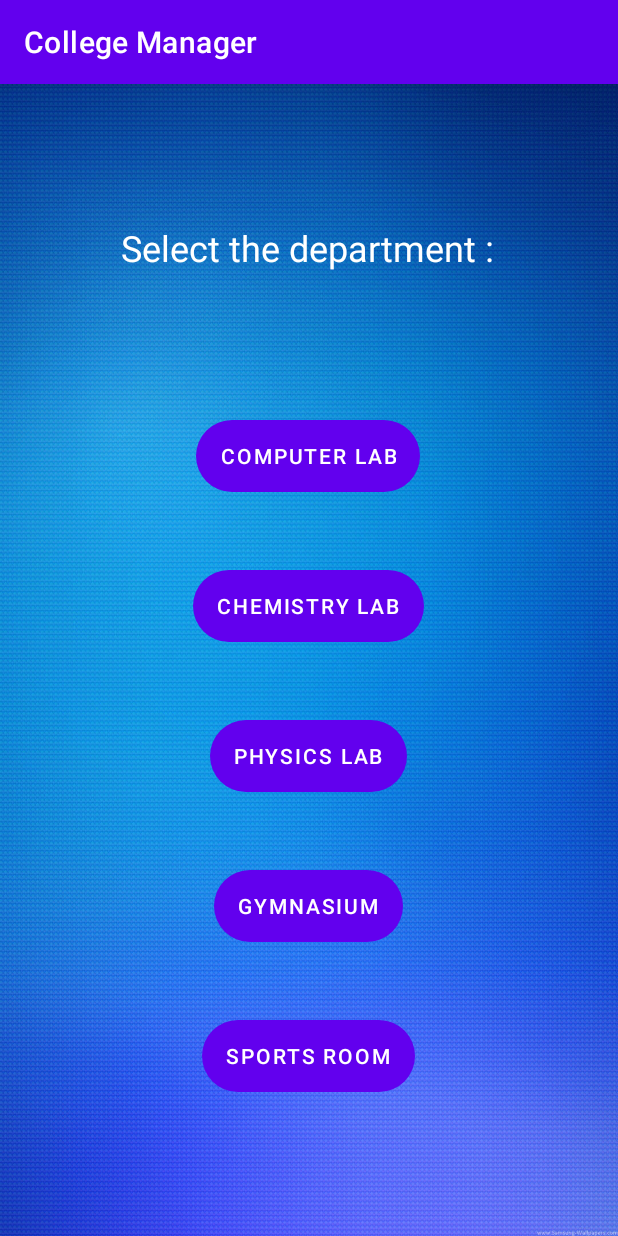
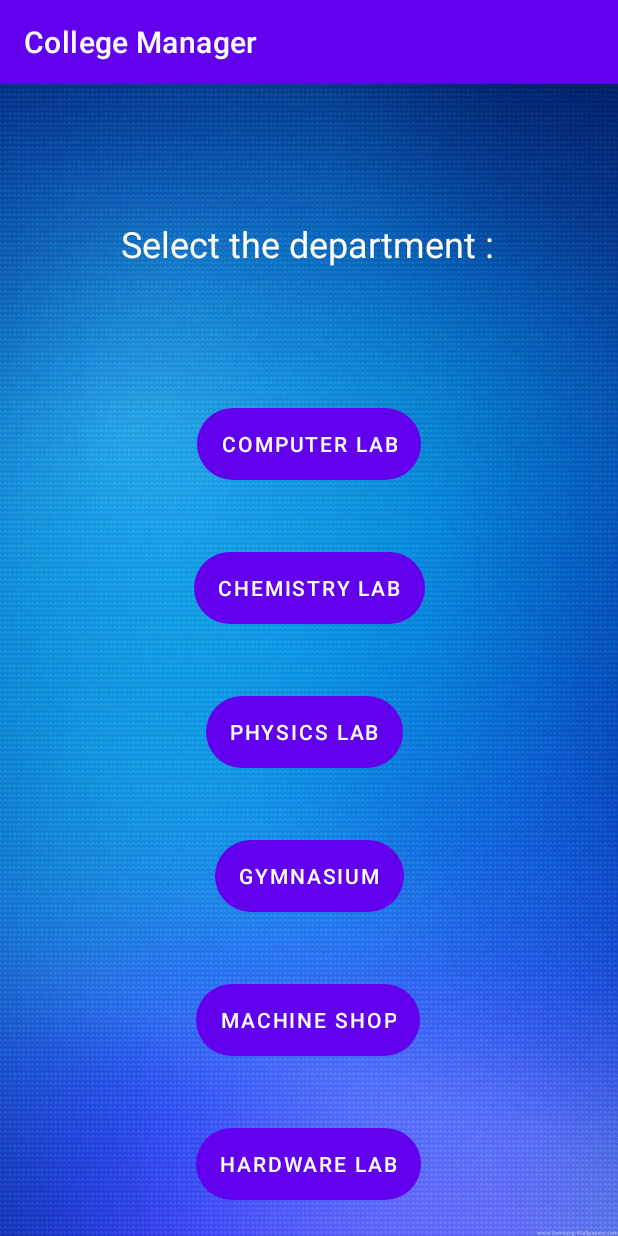
Before and after one commit to brahma-keerthi/College-Manager, an Android app: the AdminSelectActivity screen opened directly, with no data from a screen before it, on a phone screen of 412 x 824 dp. Run offline under Robolectric (Android 15) with nearby library versions, the phone set to English and light mode, and no system bars.

Commit message:
Machine shop and hardware lab added

```diff
--- a/app/src/main/res/layout/activity_admin_login.xml
+++ b/app/src/main/res/layout/activity_admin_login.xml
@@ -16,7 +16,7 @@
         android:layout_height="79dp"
         android:layout_marginTop="56dp"
         android:gravity="center"
-        android:text="Log In"
+        android:text="Admin Log In"
         android:textColor="#FFFFFF"
         android:textSize="34sp"
         android:textStyle="bold"
@@ -73,7 +73,7 @@
         android:layout_height="wrap_content"
         android:background="@drawable/main_button"
         android:onClick="adminLoginPress"
-        android:text="LogIn"
+        android:text="   LogIn   "
         app:layout_constraintBottom_toBottomOf="parent"
         app:layout_constraintEnd_toEndOf="parent"
         app:layout_constraintHorizontal_bias="0.498"
--- a/app/src/main/res/layout/activity_student_select.xml
+++ b/app/src/main/res/layout/activity_student_select.xml
@@ -25,62 +25,72 @@
         android:id="@+id/computerLab"
         android:layout_width="wrap_content"
         android:layout_height="wrap_content"
-        android:layout_marginBottom="52dp"
+        android:layout_marginBottom="48dp"
         android:background="@drawable/main_button"
         android:onClick="computerLab"
         android:text="Computer Lab"
         app:layout_constraintBottom_toTopOf="@+id/chemistryLab"
         app:layout_constraintEnd_toEndOf="parent"
-        app:layout_constraintHorizontal_bias="0.498"
         app:layout_constraintStart_toStartOf="parent" />
 
     <Button
         android:id="@+id/chemistryLab"
         android:layout_width="wrap_content"
         android:layout_height="wrap_content"
-        android:layout_marginBottom="52dp"
+        android:layout_marginBottom="48dp"
         android:background="@drawable/main_button"
         android:onClick="chemistryLab"
         android:text="Chemistry Lab"
         app:layout_constraintBottom_toTopOf="@+id/physicsLab"
         app:layout_constraintEnd_toEndOf="parent"
-        app:layout_constraintHorizontal_bias="0.498"
         app:layout_constraintStart_toStartOf="parent" />
 
     <Button
         android:id="@+id/physicsLab"
         android:layout_width="wrap_content"
         android:layout_height="wrap_content"
-        android:layout_marginBottom="52dp"
+        android:layout_marginBottom="48dp"
         android:background="@drawable/main_button"
         android:onClick="physicsLab"
         android:text="Physics Lab"
         app:layout_constraintBottom_toTopOf="@+id/gymnasium"
         app:layout_constraintEnd_toEndOf="parent"
-        app:layout_constraintHorizontal_bias="0.498"
+        app:layout_constraintHorizontal_bias="0.489"
         app:layout_constraintStart_toStartOf="parent" />
 
     <Button
         android:id="@+id/gymnasium"
         android:layout_width="wrap_content"
         android:layout_height="wrap_content"
-        android:layout_marginBottom="52dp"
+        android:layout_marginBottom="48dp"
         android:background="@drawable/main_button"
         android:onClick="gymnasium"
         android:text="Gymnasium"
         app:layout_constraintBottom_toTopOf="@+id/sportsRoom"
         app:layout_constraintEnd_toEndOf="parent"
-        app:layout_constraintHorizontal_bias="0.498"
         app:layout_constraintStart_toStartOf="parent" />
 
     <Button
         android:id="@+id/sportsRoom"
         android:layout_width="wrap_content"
         android:layout_height="wrap_content"
-        android:layout_marginBottom="96dp"
+        android:layout_marginBottom="48dp"
         android:background="@drawable/main_button"
-        android:onClick="sportsRoom"
-        android:text="Sports Room"
+        android:onClick="machineShop"
+        android:text="Machine Shop"
+        app:layout_constraintBottom_toTopOf="@+id/hardwareLab"
+        app:layout_constraintEnd_toEndOf="parent"
+        app:layout_constraintHorizontal_bias="0.498"
+        app:layout_constraintStart_toStartOf="parent" />
+
+    <Button
+        android:id="@+id/hardwareLab"
+        android:layout_width="wrap_content"
+        android:layout_height="wrap_content"
+        android:layout_marginBottom="24dp"
+        android:background="@drawable/main_button"
+        android:onClick="hardwareLab"
+        android:text="Hardware Lab"
         app:layout_constraintBottom_toBottomOf="parent"
         app:layout_constraintEnd_toEndOf="parent"
         app:layout_constraintHorizontal_bias="0.498"
```
Also changed, not shown: app/src/main/java/com/example/collegemanager/AdminSelectActivity.java (+10 -2 lines), app/src/main/java/com/example/collegemanager/StudentSelectActivity.java (+10 -2 lines), app/src/main/res/layout/activity_admin_select.xml (+21 -11 lines).
